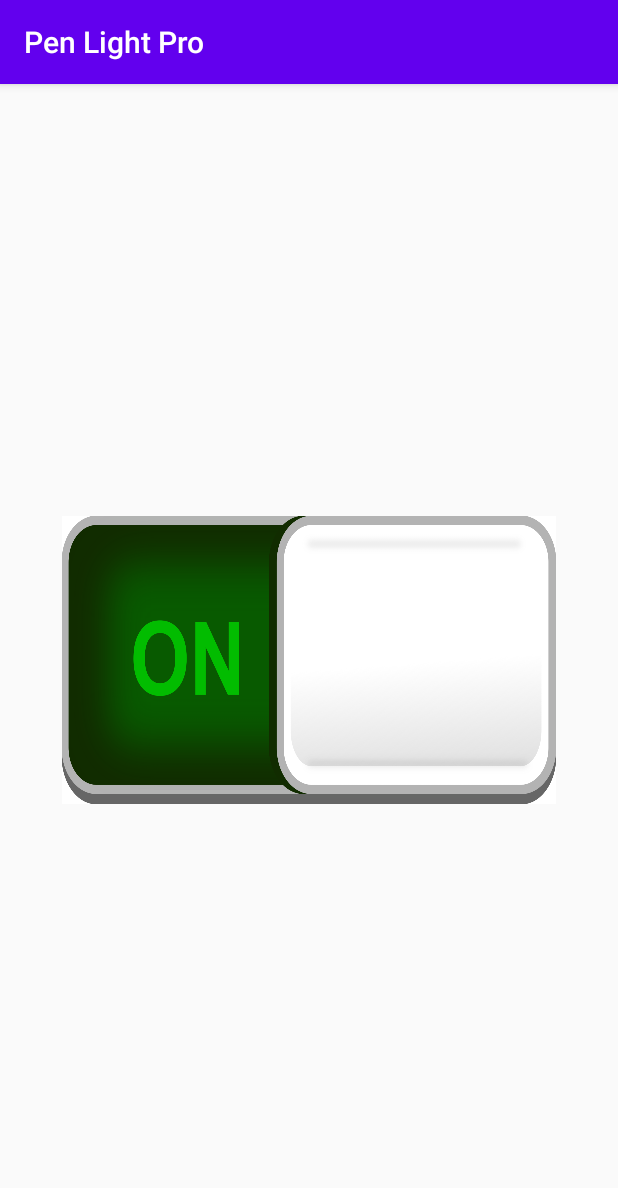
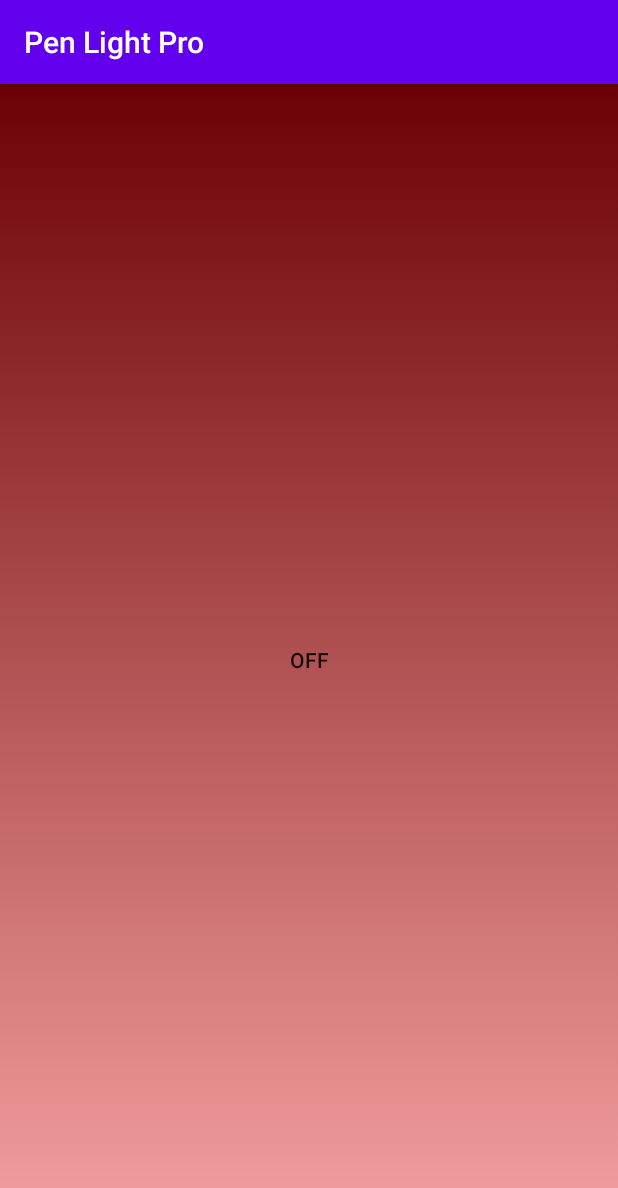
Before and after one commit to linhdnguyen23/PenLightPro, an Android app: the screen it shows after launch (MainActivity), on a phone screen of 412 x 824 dp. Shown: the top 1188 px of the screen. Run offline under Robolectric (Android 15) with nearby library versions, the phone set to English and light mode, and no system bars; 1 statement that could not run was skipped.

Commit message:
Working toggle flash

```diff
--- a/app/build.gradle
+++ b/app/build.gradle
@@ -1,13 +1,13 @@
 apply plugin: 'com.android.application'
 
 android {
-    compileSdkVersion 28
-    buildToolsVersion '28.0.0'
+    compileSdkVersion 30
+    buildToolsVersion '30.0.2'
 
     defaultConfig {
         applicationId "com.example.penlightpro"
-        minSdkVersion 28
-        targetSdkVersion 28
+        minSdkVersion 30
+        targetSdkVersion 30
         versionCode 1
         versionName "1.0"
 
--- a/app/src/main/AndroidManifest.xml
+++ b/app/src/main/AndroidManifest.xml
@@ -18,7 +18,7 @@
         android:theme="@style/AppTheme">
         <meta-data
             android:name="com.google.android.actions"
-            android:resource="@drawable/selector" />
+            android:resource="@drawable/custom_button" />
 
         <activity android:name=".MainActivity">
             <intent-filter>
--- a/app/src/main/java/com/example/penlightpro/MainActivity.java
+++ b/app/src/main/java/com/example/penlightpro/MainActivity.java
@@ -12,10 +12,10 @@ import android.os.Bundle;
 import android.view.View;
 import android.widget.ImageButton;
 import android.widget.ImageView;
+import android.widget.Toast;
+import android.widget.ToggleButton;
 
 public class MainActivity extends AppCompatActivity {
-    ImageView im1;
-    ImageButton flashButton;
     android.hardware.camera2.CameraDevice cameraDevice;
     private CameraManager cameraManager;
     private String cameraId;
@@ -26,7 +26,7 @@ public class MainActivity extends AppCompatActivity {
     protected void onCreate(Bundle savedInstanceState) {
         super.onCreate(savedInstanceState);
         setContentView(R.layout.activity_main);
-        flashButton = (ImageButton) findViewById(R.id.selectorButton);
+        ToggleButton customButton = (ToggleButton) findViewById(R.id.customButton);
         cameraManager = (CameraManager) getSystemService(Context.CAMERA_SERVICE);
         ActivityCompat.requestPermissions(this, new String[] { Manifest.permission.CAMERA }, 101);
         if (ActivityCompat.checkSelfPermission(this, Manifest.permission.CAMERA) == PackageManager.PERMISSION_GRANTED) {
@@ -38,20 +38,15 @@ public class MainActivity extends AppCompatActivity {
         } catch (CameraAccessException e) {
             e.printStackTrace();
         }
-        flashButton.setOnClickListener(new View.OnClickListener() {
+        customButton.setOnClickListener(new View.OnClickListener() {
             @Override
             public void onClick(View v) {
             if (getPackageManager().hasSystemFeature(PackageManager.FEATURE_CAMERA_FLASH)) {
-                    if (!hasCameraPermission()) {
-                        ActivityCompat.requestPermissions(MainActivity.this, new String[] { Manifest.permission.CAMERA }, 101);
-                        return;
-                    }
-                    else {
                 turnOnOff(v);
-                    }
             }
             else {
                 // say that they don't have camera
+                Toast.makeText(MainActivity.this, "Device doesn't have camera", Toast.LENGTH_SHORT).show();
             }
             }
         });
@@ -72,8 +67,16 @@ public class MainActivity extends AppCompatActivity {
     }
 
     public void turnOnOff(View view) {
+        if (!hasCameraPermission()) {
+            ActivityCompat.requestPermissions(MainActivity.this, new String[] { Manifest.permission.CAMERA }, 101);
+            if (ActivityCompat.checkSelfPermission(this, Manifest.permission.CAMERA) == PackageManager.PERMISSION_GRANTED) {
+                cameraPerm = true;
+            }
+            return;
+        }
+        else {
             checkState();
-
+        }
     }
 
     public void turnFlashOn() {
--- /dev/null
+++ b/app/src/main/java/com/example/penlightpro/MyDragShadowBuilder.java
@@ -0,0 +1,59 @@
+package com.example.penlightpro;
+
+import android.graphics.Canvas;
+import android.graphics.Color;
+import android.graphics.Point;
+import android.graphics.drawable.ColorDrawable;
+import android.graphics.drawable.Drawable;
+import android.view.View;
+
+public class MyDragShadowBuilder extends View.DragShadowBuilder {
+
+    // The drag shadow image, defined as a drawable thing
+    private static Drawable shadow;
+
+    // Defines the constructor for myDragShadowBuilder
+    public MyDragShadowBuilder(View v) {
+
+        // Stores the View parameter passed to myDragShadowBuilder.
+        super(v);
+
+        // Creates a draggable image that will fill the Canvas provided by the system.
+        shadow = new ColorDrawable(Color.LTGRAY);
+    }
+
+    // Defines a callback that sends the drag shadow dimensions and touch point back to the
+    // system.
+    @Override
+    public void onProvideShadowMetrics (Point size, Point touch) {
+        // Defines local variables
+        int width, height;
+
+        // Sets the width of the shadow to half the width of the original View
+        width = getView().getWidth() / 2;
+
+        // Sets the height of the shadow to half the height of the original View
+        height = getView().getHeight() / 2;
+
+        // The drag shadow is a ColorDrawable. This sets its dimensions to be the same as the
+        // Canvas that the system will provide. As a result, the drag shadow will fill the
+        // Canvas.
+        shadow.setBounds(0, 0, width, height);
+
+        // Sets the size parameter's width and height values. These get back to the system
+        // through the size parameter.
+        size.set(width, height);
+
+        // Sets the touch point's position to be in the middle of the drag shadow
+        touch.set(width / 2, height / 2);
+    }
+
+    // Defines a callback that draws the drag shadow in a Canvas that the system constructs
+    // from the dimensions passed in onProvideShadowMetrics().
+    @Override
+    public void onDrawShadow(Canvas canvas) {
+
+        // Draws the ColorDrawable in the Canvas passed in from the system.
+        shadow.draw(canvas);
+    }
+}
--- /dev/null
+++ b/app/src/main/res/drawable/custom_button.xml
@@ -0,0 +1,11 @@
+<?xml version="1.0" encoding="utf-8"?>
+<selector xmlns:android="http://schemas.android.com/apk/res/android">
+    <item
+        android:state_checked="true"
+        android:drawable="@drawable/screen_color_on" />
+    <item
+        android:state_checked="false"
+        android:drawable="@drawable/screen_color_off" />
+    <item
+        android:drawable="@drawable/screen_color_default" />
+</selector>
--- /dev/null
+++ b/app/src/main/res/drawable/screen_color_default.xml
@@ -0,0 +1,19 @@
+<?xml version="1.0" encoding="utf-8"?>
+<shape xmlns:android="http://schemas.android.com/apk/res/android"
+    android:shape="rectangle">
+    <gradient
+        android:angle="90"
+        android:startColor="#F5A2A2"
+        android:endColor="#6B0103" />
+    <padding
+        android:bottom="0dp"
+        android:left="0dp"
+        android:right="0dp"
+        android:top="0dp" />
+    <stroke
+        android:width="0dp"
+        android:color="#000" />
+    <corners
+        android:radius="0dp" />
+
+</shape>
--- /dev/null
+++ b/app/src/main/res/drawable/screen_color_off.xml
@@ -0,0 +1,19 @@
+<?xml version="1.0" encoding="utf-8"?>
+<shape xmlns:android="http://schemas.android.com/apk/res/android"
+    android:shape="rectangle">
+    <gradient
+        android:angle="90"
+        android:startColor="#F5A2A2"
+        android:endColor="#6B0103" />
+    <padding
+        android:bottom="0dp"
+        android:left="0dp"
+        android:right="0dp"
+        android:top="0dp" />
+    <stroke
+        android:width="0dp"
+        android:color="#000" />
+    <corners
+        android:radius="0dp" />
+
+</shape>
--- /dev/null
+++ b/app/src/main/res/drawable/screen_color_on.xml
@@ -0,0 +1,18 @@
+<?xml version="1.0" encoding="utf-8"?>
+<shape xmlns:android="http://schemas.android.com/apk/res/android"
+    android:shape="rectangle">
+    <gradient
+        android:angle="90"
+        android:startColor="#CFF09E"
+        android:endColor="#0D6759" />
+    <padding
+        android:bottom="0dp"
+        android:left="0dp"
+        android:right="0dp"
+        android:top="0dp"/>
+    <stroke
+        android:width="0dp"
+        android:color="#000" />
+    <corners
+        android:radius="0dp" />
+</shape>
--- a/app/src/main/res/drawable/selector.xml
+++ /dev/null
@@ -1,8 +0,0 @@
-<?xml version="1.0" encoding="utf-8"?>
-<selector xmlns:android="http://schemas.android.com/apk/res/android">
-    <item android:state_enabled="true"
-        android:drawable="@drawable/toggle_button_on" /> <!-- on -->
-    <item android:state_enabled="false"
-        android:drawable="@drawable/toggle_button_off" /> <!-- off -->
-    <item android:drawable="@drawable/toggle_button_off" /> <!-- default -->
-</selector>
--- a/app/src/main/res/layout/activity_main.xml
+++ b/app/src/main/res/layout/activity_main.xml
@@ -9,14 +9,19 @@
     android:gravity="center"
     tools:context=".MainActivity">
 
+<!--    <ImageButton-->
+<!--        android:id="@+id/selectorButton"-->
+<!--        android:layout_width="wrap_content"-->
+<!--        android:layout_height="wrap_content"-->
+<!--        android:scaleX="0.8"-->
+<!--        android:scaleY="0.25"-->
+<!--        android:background="@drawable/selector"/>-->
 
-
-    <ImageButton
-        android:id="@+id/selectorButton"
-        android:layout_width="wrap_content"
-        android:layout_height="wrap_content"
-        android:scaleX="0.8"
-        android:scaleY="0.25"
-        android:background="@drawable/selector"/>
+    <ToggleButton
+        android:id="@+id/customButton"
+        android:layout_width="match_parent"
+        android:layout_height="match_parent"
+        android:background="@drawable/custom_button"
+        android:onClick="turnOnOff" />
 
 </LinearLayout>
```
Also changed, not shown: app/src/main/res/drawable/toggle_button_off.png (deleted), app/src/main/res/drawable/toggle_button_on.png (deleted). Lines whose indentation alone changed are shown as unchanged.
